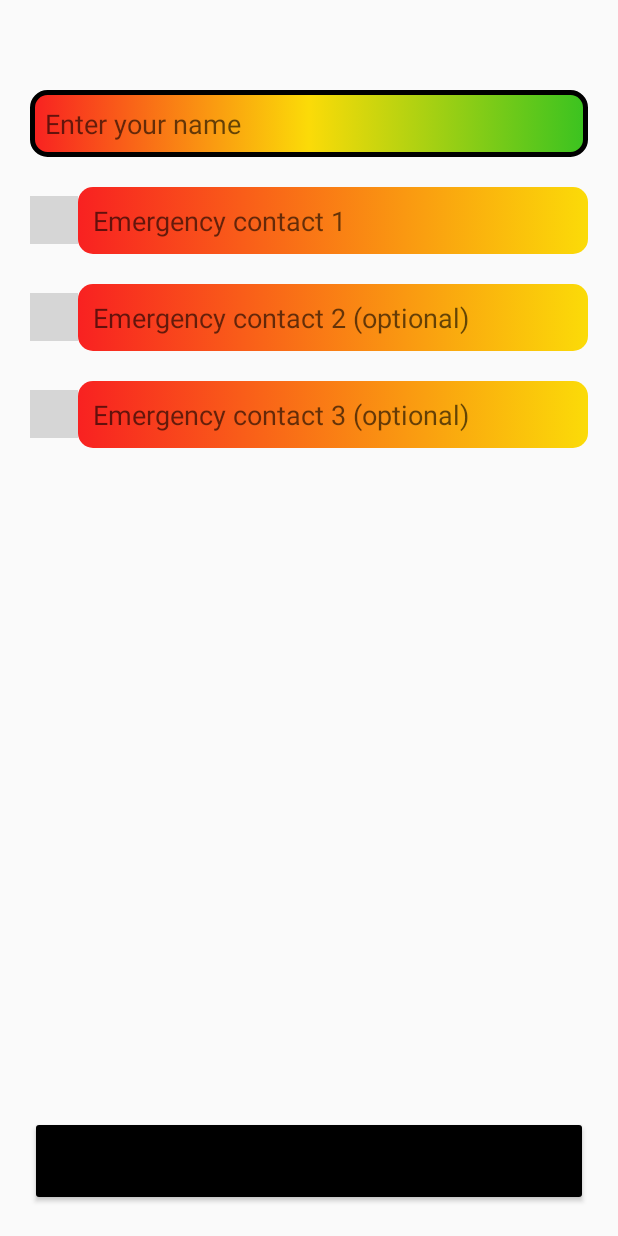
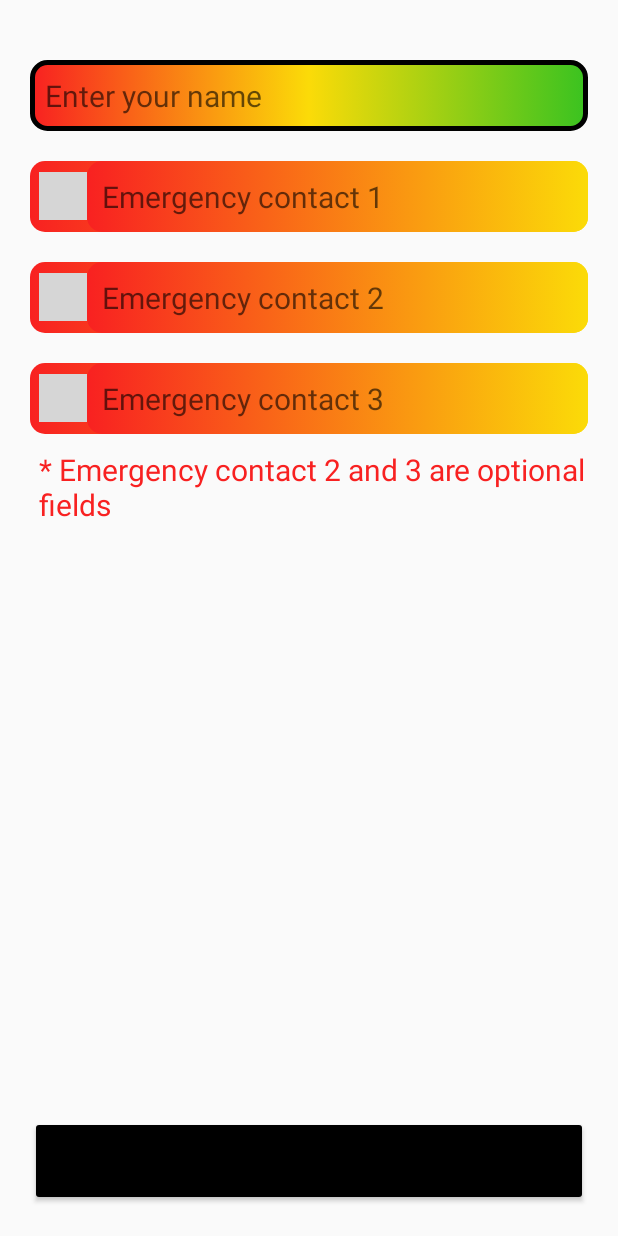
Before and after one commit to rahuladlakha/Women-Safety-App, an Android app: the screen it shows after launch (SignUpActivity), on a phone screen of 412 x 824 dp. Run offline under Robolectric (Android 15) with nearby library versions, the phone set to English and light mode, and no system bars; libraries missing offline, so code that uses them is left out: com.hbb20; plain views replace CountryCodePicker; grey boxes are pictures that could not be loaded.

Commit message:
Made some UI improvements in the SignUpActivity.
The emergency contact fields now look much better than earlier.

```diff
--- a/app/src/main/res/layout/activity_sign_up.xml
+++ b/app/src/main/res/layout/activity_sign_up.xml
@@ -14,77 +14,78 @@
         tools:layout_editor_absoluteX="-36dp"
         tools:layout_editor_absoluteY="0dp" />
 
-    <EditText
-        android:id="@+id/NameEditText"
+    <LinearLayout
         android:layout_width="0dp"
         android:layout_height="wrap_content"
         android:layout_marginHorizontal="20dp"
         android:layout_marginStart="20dp"
         android:layout_marginEnd="20dp"
-        android:layout_marginTop="60dp"
+        android:layout_marginTop="40dp"
+        android:orientation="vertical"
+        app:layout_constraintEnd_toEndOf="parent"
+        app:layout_constraintStart_toStartOf="@+id/backgroundImageView"
+        app:layout_constraintTop_toTopOf="@+id/backgroundImageView">
+
+
+    <EditText
+        android:id="@+id/NameEditText"
+        android:layout_width="match_parent"
+        android:layout_height="wrap_content"
         android:background="@drawable/edittext_layout"
-        android:textSize="18sp"
+        android:textSize="20sp"
         android:padding="10dp"
         android:ems="10"
         android:hint="Enter your name"
-        android:inputType="textPersonName"
-        app:layout_constraintEnd_toEndOf="parent"
-        app:layout_constraintStart_toStartOf="@+id/backgroundImageView"
-        app:layout_constraintTop_toTopOf="@+id/backgroundImageView"/>
-
-    <LinearLayout
-        android:layout_width="0dp"
-        android:layout_height="wrap_content"
-        android:layout_marginTop="20dp"
-        android:orientation="vertical"
-        app:layout_constraintEnd_toEndOf="@+id/NameEditText"
-        app:layout_constraintStart_toStartOf="@+id/NameEditText"
-        app:layout_constraintTop_toBottomOf="@+id/NameEditText">
+        android:inputType="textPersonName" />
 
         <LinearLayout
             android:layout_width="match_parent"
             android:layout_height="wrap_content"
-            android:orientation="horizontal">
+            android:orientation="horizontal"
+            android:layout_marginTop="20dp"
+            android:background="@drawable/edittext_layout">
 
             <com.hbb20.CountryCodePicker
                 android:id="@+id/ccp1"
-                app:ccp_showNameCode="false"
                 android:layout_width="wrap_content"
                 android:layout_height="wrap_content"
                 android:layout_gravity="center_vertical"
+                android:layout_marginStart="6dp"
                 app:ccpDialog_background="@drawable/edittext_layout"
                 app:ccpDialog_cornerRadius="4dp"
                 app:ccp_padding="0dp"
-                app:ccp_textSize="18sp" />
+                app:ccp_showNameCode="false"
+                app:ccp_textSize="20sp"/>
 
             <EditText
                 android:id="@+id/emergencyContact1"
                 android:layout_width="match_parent"
                 android:layout_height="wrap_content"
                 android:background="@drawable/edittext_layout"
-                android:ems="10"
                 android:hint="Emergency contact 1"
                 android:inputType="phone"
                 android:padding="10dp"
-                android:textSize="18sp" />
+                android:textSize="20sp" />
         </LinearLayout>
 
         <LinearLayout
             android:layout_width="match_parent"
             android:layout_height="wrap_content"
             android:layout_marginTop="20dp"
-            android:orientation="horizontal">
+            android:orientation="horizontal"
+            android:background="@drawable/edittext_layout">
 
             <com.hbb20.CountryCodePicker
                 android:id="@+id/ccp2"
                 android:layout_width="wrap_content"
                 android:layout_height="wrap_content"
                 app:ccp_showNameCode="false"
+                android:layout_marginStart="6dp"
                 android:layout_gravity="center_vertical"
                 app:ccpDialog_background="@drawable/edittext_layout"
                 app:ccpDialog_cornerRadius="4dp"
                 app:ccp_padding="0dp"
-                app:ccp_textSize="18sp" />
+                app:ccp_textSize="20sp" />
 
             <EditText
                 android:id="@+id/emergencyContact2"
@@ -92,28 +93,30 @@
                 android:layout_height="wrap_content"
                 android:background="@drawable/edittext_layout"
                 android:ems="10"
-                android:hint="Emergency contact 2 (optional)"
+                android:hint="Emergency contact 2"
                 android:inputType="phone"
                 android:padding="10dp"
-                android:textSize="18sp" />
+                android:textSize="20sp" />
         </LinearLayout>
 
         <LinearLayout
             android:layout_width="match_parent"
             android:layout_height="wrap_content"
             android:layout_marginTop="20dp"
-            android:orientation="horizontal">
+            android:orientation="horizontal"
+            android:background="@drawable/edittext_layout">
 
             <com.hbb20.CountryCodePicker
                 android:id="@+id/ccp3"
                 android:layout_width="wrap_content"
                 android:layout_height="wrap_content"
                 app:ccp_showNameCode="false"
+                android:layout_marginStart="6dp"
                 android:layout_gravity="center_vertical"
                 app:ccpDialog_background="@drawable/edittext_layout"
                 app:ccpDialog_cornerRadius="4dp"
                 app:ccp_padding="0dp"
-                app:ccp_textSize="18sp" />
+                app:ccp_textSize="20sp" />
 
             <EditText
                 android:id="@+id/emergencyContact3"
@@ -121,45 +124,20 @@
                 android:layout_height="wrap_content"
                 android:background="@drawable/edittext_layout"
                 android:ems="10"
-                android:hint="Emergency contact 3 (optional)"
+                android:hint="Emergency contact 3"
                 android:inputType="phone"
                 android:padding="10dp"
-                android:textSize="18sp" />
+                android:textSize="20sp" />
         </LinearLayout>
+        <TextView
+            android:layout_width="match_parent"
+            android:layout_height="wrap_content"
+            android:layout_marginTop="10dp"
+            android:paddingStart="6dp"
+            android:textColor="@color/red"
+            android:text="* Emergency contact 2 and 3 are optional fields"
+            android:textSize="20sp"/>
     </LinearLayout>
-<!--    -->
-<!--    <EditText-->
-<!--        android:id="@+id/emergencyContact2"-->
-<!--        android:layout_width="0dp"-->
-<!--        android:layout_height="wrap_content"-->
-<!--        android:layout_marginStart="0dp"-->
-<!--        android:layout_marginEnd="0dp"-->
-<!--        android:layout_marginTop="20dp"-->
-<!--        android:background="@drawable/edittext_layout"-->
-<!--        android:textSize="20sp"-->
-<!--        android:padding="10dp"-->
-<!--        android:ems="10"-->
-<!--        android:hint="Emergency contact 2 (optional)"-->
-<!--        android:inputType="phone"-->
-<!--        app:layout_constraintEnd_toEndOf="@+id/NameEditText"-->
-<!--        app:layout_constraintStart_toStartOf="@+id/NameEditText"-->
-<!--        app:layout_constraintTop_toBottomOf="@+id/em1"/>-->
-<!--    <EditText-->
-<!--        android:id="@+id/emergencyContact3"-->
-<!--        android:layout_width="0dp"-->
-<!--        android:layout_height="wrap_content"-->
-<!--        android:layout_marginStart="0dp"-->
-<!--        android:layout_marginEnd="0dp"-->
-<!--        android:layout_marginTop="20dp"-->
-<!--        android:background="@drawable/edittext_layout"-->
-<!--        android:textSize="20sp"-->
-<!--        android:padding="10dp"-->
-<!--        android:ems="10"-->
-<!--        android:hint="Emergency contact 3 (optional)"-->
-<!--        android:inputType="phone"-->
-<!--        app:layout_constraintEnd_toEndOf="@+id/NameEditText"-->
-<!--        app:layout_constraintStart_toStartOf="@+id/NameEditText"-->
-<!--        app:layout_constraintTop_toBottomOf="@+id/emergencyContact2"/>-->
 
     <Button
         android:id="@+id/saveButton"
```
